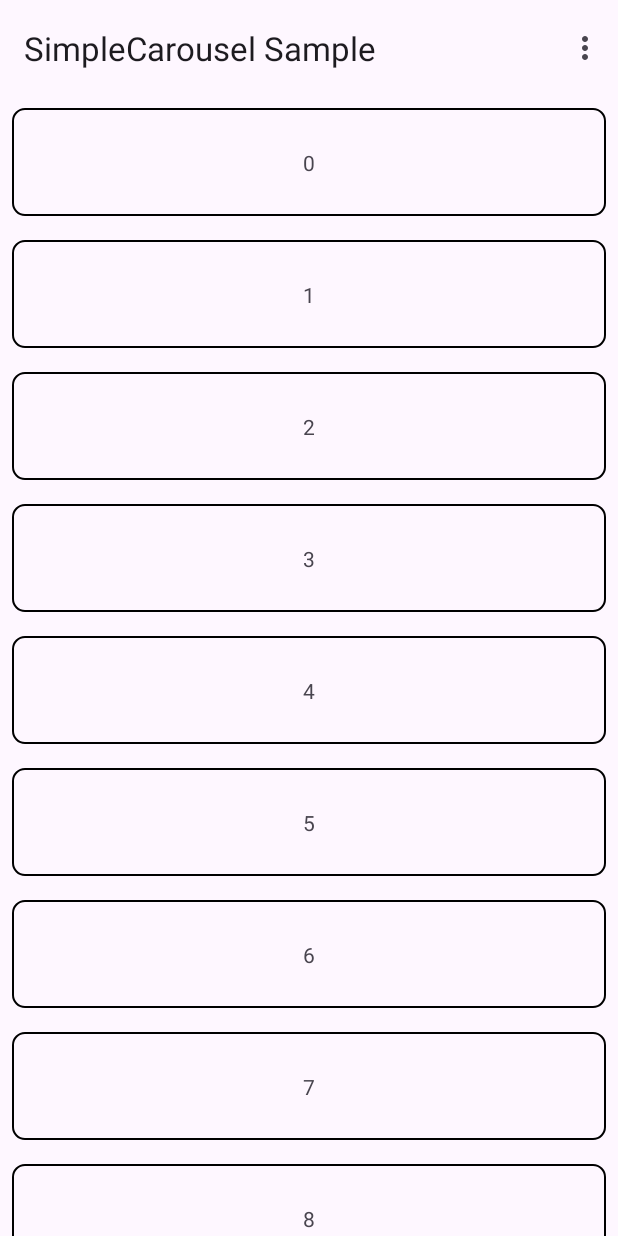
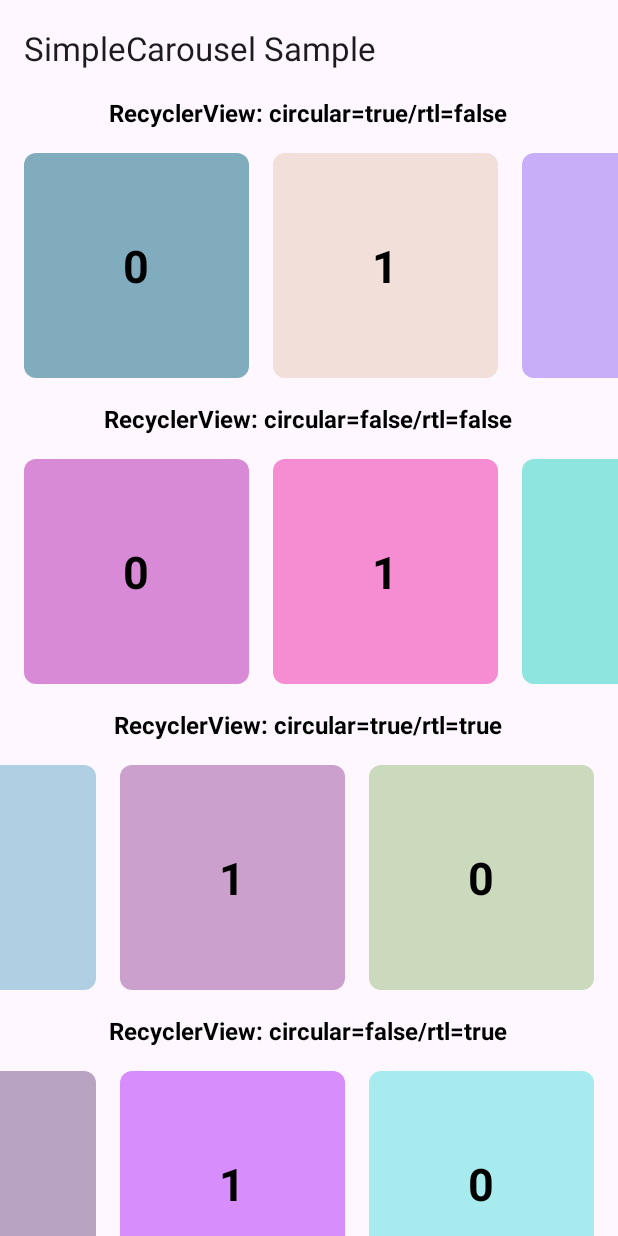
Before and after one commit to cheonjaeung/simplecarousel-android, an Android app: the screen it shows after launch (MainActivity), on a phone screen of 412 x 824 dp. Run offline under Robolectric (Android 15) with nearby library versions, the phone set to English and light mode, and no system bars.

Commit message:
Update sample

```diff
--- a/sample/build.gradle.kts
+++ b/sample/build.gradle.kts
@@ -37,6 +37,7 @@ android {
 
 dependencies {
     implementation(project(":simplecarousel"))
+    implementation(project(":simplecarousel-pager"))
 
     implementation(libs.androidx.core)
     implementation(libs.androidx.appcompat)
--- a/sample/src/main/java/com/cheonjaeung/simplecarousel/android/sample/MainActivity.kt
+++ b/sample/src/main/java/com/cheonjaeung/simplecarousel/android/sample/MainActivity.kt
@@ -1,75 +1,27 @@
 package com.cheonjaeung.simplecarousel.android.sample
 
+import android.graphics.Rect
 import android.os.Bundle
 import android.view.View
 import androidx.appcompat.app.AppCompatActivity
-import androidx.constraintlayout.widget.ConstraintLayout
+import androidx.recyclerview.widget.LinearLayoutManager
 import androidx.recyclerview.widget.RecyclerView
-import com.cheonjaeung.simplecarousel.android.CarouselLayoutManager
-import com.google.android.material.appbar.MaterialToolbar
 import kotlin.math.roundToInt
 
 class MainActivity : AppCompatActivity() {
-    private lateinit var mainLayout: ConstraintLayout
-    private lateinit var toolBar: MaterialToolbar
     private lateinit var recyclerView: RecyclerView
-    private lateinit var adapter: SampleCarouselAdapter
-    private lateinit var layoutManager: CarouselLayoutManager
 
     override fun onCreate(savedInstanceState: Bundle?) {
         super.onCreate(savedInstanceState)
         setContentView(R.layout.activity_main)
-        initViews()
-        initMenu()
-    }
-
-    private fun initViews() {
-        mainLayout = findViewById(R.id.main)
-
-        toolBar = findViewById(R.id.toolBar)
 
         recyclerView = findViewById(R.id.recyclerView)
-
-        adapter = SampleCarouselAdapter()
-        recyclerView.adapter = adapter
-
-        layoutManager = CarouselLayoutManager(RecyclerView.VERTICAL)
-        recyclerView.layoutManager = layoutManager
-
-        val itemSpacing = (8 * resources.displayMetrics.density).roundToInt()
-        recyclerView.addItemDecoration(SampleCarouselAdapter.SampleCarouselItemDecoration(itemSpacing))
-    }
-
-    private fun initMenu() {
-        toolBar.setOnMenuItemClickListener { menuItem ->
-            when (menuItem.itemId) {
-                R.id.orientationHorizontal -> {
-                    layoutManager.orientation = CarouselLayoutManager.HORIZONTAL
-                    true
-                }
-
-                R.id.orientataionVertical -> {
-                    layoutManager.orientation = CarouselLayoutManager.VERTICAL
-                    true
-                }
-
-                R.id.reverseLayout -> {
-                    layoutManager.reverseLayout = !layoutManager.reverseLayout
-                    true
-                }
-
-                R.id.layoutDirectionLtr -> {
-                    mainLayout.layoutDirection = View.LAYOUT_DIRECTION_LTR
-                    true
-                }
-
-                R.id.layoutDirectionRtl -> {
-                    mainLayout.layoutDirection = View.LAYOUT_DIRECTION_RTL
-                    true
-                }
-
-                else -> false
+        recyclerView.layoutManager = LinearLayoutManager(this, RecyclerView.VERTICAL, false)
+        recyclerView.adapter = SampleAdapter()
+        recyclerView.addItemDecoration(object : RecyclerView.ItemDecoration() {
+            override fun getItemOffsets(outRect: Rect, view: View, parent: RecyclerView, state: RecyclerView.State) {
+                outRect.bottom = (16 * resources.displayMetrics.density).roundToInt()
             }
-        }
+        })
     }
 }
--- /dev/null
+++ b/sample/src/main/java/com/cheonjaeung/simplecarousel/android/sample/RecyclerViewSampleViewHolder.kt
@@ -0,0 +1,97 @@
+package com.cheonjaeung.simplecarousel.android.sample
+
+import android.graphics.Color
+import android.graphics.Rect
+import android.graphics.drawable.GradientDrawable
+import android.view.LayoutInflater
+import android.view.View
+import android.view.ViewGroup
+import android.widget.FrameLayout
+import android.widget.TextView
+import androidx.annotation.ColorInt
+import androidx.recyclerview.widget.RecyclerView
+import com.cheonjaeung.simplecarousel.android.CarouselLayoutManager
+import kotlin.math.roundToInt
+import kotlin.random.Random
+
+class RecyclerViewSampleViewHolder(
+    view: View,
+    private val enableCircular: Boolean,
+    private val enableRtl: Boolean
+) : SampleAdapter.BaseViewHolder(view) {
+    private lateinit var recyclerView: RecyclerView
+    private lateinit var adapter: Adapter
+
+    override fun bind() {
+        val containerView = itemView.findViewById<FrameLayout>(R.id.container)
+        containerView.layoutDirection = if (enableRtl) {
+            View.LAYOUT_DIRECTION_RTL
+        } else {
+            View.LAYOUT_DIRECTION_LTR
+        }
+        recyclerView = itemView.findViewById(R.id.recyclerView)
+        recyclerView.layoutManager = CarouselLayoutManager(RecyclerView.HORIZONTAL, enableCircular)
+        adapter = Adapter()
+        recyclerView.adapter = adapter
+
+        if (recyclerView.itemDecorationCount == 0) {
+            recyclerView.addItemDecoration(object : RecyclerView.ItemDecoration() {
+                override fun getItemOffsets(
+                    outRect: Rect,
+                    view: View,
+                    parent: RecyclerView,
+                    state: RecyclerView.State
+                ) {
+                    val position = parent.getChildAdapterPosition(view)
+                    if (position != RecyclerView.NO_POSITION) {
+                        val spacing = (16 * itemView.context.resources.displayMetrics.density).roundToInt()
+                        if (enableCircular || position != adapter.itemCount - 1) {
+                            if (enableRtl) {
+                                outRect.left = spacing
+                            } else {
+                                outRect.right = spacing
+                            }
+                        }
+                    }
+                }
+            })
+        }
+    }
+
+    private class Adapter : RecyclerView.Adapter<ItemViewHolder>() {
+        override fun getItemCount(): Int = 10
+
+        override fun onCreateViewHolder(parent: ViewGroup, viewType: Int): ItemViewHolder {
+            val inflater = LayoutInflater.from(parent.context)
+            val view = inflater.inflate(R.layout.view_holder_recycler_view_sample_item, parent, false)
+            return ItemViewHolder(view)
+        }
+
+        override fun onBindViewHolder(holder: ItemViewHolder, position: Int) {
+            holder.bind(position.toString())
+        }
+    }
+
+    private class ItemViewHolder(view: View) : RecyclerView.ViewHolder(view) {
+        fun bind(text: String) {
+            val textView = itemView.findViewById<TextView>(R.id.text)
+            textView.text = text
+
+            val background = GradientDrawable()
+            background.setColor(randomColor())
+            background.shape = GradientDrawable.RECTANGLE
+            background.cornerRadius = 8 * itemView.context.resources.displayMetrics.density
+
+            val container = itemView.findViewById<FrameLayout>(R.id.container)
+            container.background = background
+        }
+
+        @ColorInt
+        private fun randomColor(): Int {
+            val r = Random.nextInt(128, 256)
+            val g = Random.nextInt(128, 256)
+            val b = Random.nextInt(128, 256)
+            return Color.rgb(r, g, b)
+        }
+    }
+}
--- /dev/null
+++ b/sample/src/main/java/com/cheonjaeung/simplecarousel/android/sample/SampleAdapter.kt
@@ -0,0 +1,99 @@
+package com.cheonjaeung.simplecarousel.android.sample
+
+import android.view.LayoutInflater
+import android.view.View
+import android.view.ViewGroup
+import androidx.recyclerview.widget.RecyclerView
+
+class SampleAdapter : RecyclerView.Adapter<SampleAdapter.BaseViewHolder>() {
+    override fun getItemCount(): Int = 16
+
+    override fun getItemViewType(position: Int): Int {
+        return position
+    }
+
+    override fun onCreateViewHolder(parent: ViewGroup, viewType: Int): BaseViewHolder {
+        val inflater = LayoutInflater.from(parent.context)
+        val view: View
+        return when (viewType) {
+            TYPE_RECYCLER_VIEW_CIRCULAR_TITLE,
+            TYPE_RECYCLER_VIEW_NON_CIRCULAR_TITLE,
+            TYPE_RECYCLER_VIEW_RTL_CIRCULAR_TITLE,
+            TYPE_RECYCLER_VIEW_RTL_NON_CIRCULAR_TITLE,
+            TYPE_PAGER_CIRCULAR_TITLE,
+            TYPE_PAGER_NON_CIRCULAR_TITLE,
+            TYPE_PAGER_RTL_CIRCULAR_TITLE,
+            TYPE_PAGER_RTL_NON_CIRCULAR_TITLE -> {
+                view = inflater.inflate(R.layout.view_holder_title, parent, false)
+                val title = when (viewType) {
+                    TYPE_RECYCLER_VIEW_CIRCULAR_TITLE -> "RecyclerView: circular=true/rtl=false"
+                    TYPE_RECYCLER_VIEW_NON_CIRCULAR_TITLE -> "RecyclerView: circular=false/rtl=false"
+                    TYPE_RECYCLER_VIEW_RTL_CIRCULAR_TITLE -> "RecyclerView: circular=true/rtl=true"
+                    TYPE_RECYCLER_VIEW_RTL_NON_CIRCULAR_TITLE -> "RecyclerView: circular=false/rtl=true"
+                    TYPE_PAGER_CIRCULAR_TITLE -> "CarouselPager: circular=true/rtl=false"
+                    TYPE_PAGER_NON_CIRCULAR_TITLE -> "CarouselPager: circular=false/rtl=false"
+                    TYPE_PAGER_RTL_CIRCULAR_TITLE -> "CarouselPager: circular=true/rtl=true"
+                    TYPE_PAGER_RTL_NON_CIRCULAR_TITLE -> "CarouselPager: circular=false/rtl=true"
+                    else -> throw IllegalStateException("Impossible")
+                }
+                TitleViewHolder(view, title)
+            }
+
+            TYPE_RECYCLER_VIEW_CIRCULAR,
+            TYPE_RECYCLER_VIEW_NON_CIRCULAR,
+            TYPE_RECYCLER_VIEW_RTL_CIRCULAR,
+            TYPE_RECYCLER_VIEW_RTL_NON_CIRCULAR -> {
+                view = inflater.inflate(R.layout.view_holder_recycler_view_sample, parent, false)
+                val circular = viewType == TYPE_RECYCLER_VIEW_CIRCULAR || viewType == TYPE_RECYCLER_VIEW_RTL_CIRCULAR
+                val rtl = viewType == TYPE_RECYCLER_VIEW_RTL_CIRCULAR || viewType == TYPE_RECYCLER_VIEW_RTL_NON_CIRCULAR
+                RecyclerViewSampleViewHolder(view, circular, rtl)
+            }
+
+            TYPE_PAGER_CIRCULAR,
+            TYPE_PAGER_NON_CIRCULAR,
+            TYPE_PAGER_RTL_CIRCULAR,
+            TYPE_PAGER_RTL_NON_CIRCULAR -> {
+                view = inflater.inflate(R.layout.view_holder_pager_sample, parent, false)
+                val circular = viewType == TYPE_PAGER_CIRCULAR || viewType == TYPE_PAGER_RTL_CIRCULAR
+                val rtl = viewType == TYPE_PAGER_RTL_CIRCULAR || viewType == TYPE_PAGER_RTL_NON_CIRCULAR
+                PagerSampleViewHolder(view, circular, rtl)
+            }
+
+            else -> throw IllegalArgumentException("viewType is not defined: $viewType")
+        }
+    }
+
+    override fun onBindViewHolder(holder: BaseViewHolder, position: Int) {
+        holder.bind()
+    }
+
+    companion object {
+        private const val TYPE_RECYCLER_VIEW_CIRCULAR_TITLE = 0
+        private const val TYPE_RECYCLER_VIEW_CIRCULAR = 1
+
+        private const val TYPE_RECYCLER_VIEW_NON_CIRCULAR_TITLE = 2
+        private const val TYPE_RECYCLER_VIEW_NON_CIRCULAR = 3
+
+        private const val TYPE_RECYCLER_VIEW_RTL_CIRCULAR_TITLE = 4
+        private const val TYPE_RECYCLER_VIEW_RTL_CIRCULAR = 5
+
+        private const val TYPE_RECYCLER_VIEW_RTL_NON_CIRCULAR_TITLE = 6
+        private const val TYPE_RECYCLER_VIEW_RTL_NON_CIRCULAR = 7
+
+        private const val TYPE_PAGER_CIRCULAR_TITLE = 8
+        private const val TYPE_PAGER_CIRCULAR = 9
+
+        private const val TYPE_PAGER_NON_CIRCULAR_TITLE = 10
+        private const val TYPE_PAGER_NON_CIRCULAR = 11
+
+        private const val TYPE_PAGER_RTL_CIRCULAR_TITLE = 12
+        private const val TYPE_PAGER_RTL_CIRCULAR = 13
+
+        private const val TYPE_PAGER_RTL_NON_CIRCULAR_TITLE = 14
+        private const val TYPE_PAGER_RTL_NON_CIRCULAR = 15
+    }
+
+    abstract class BaseViewHolder(view: View) : RecyclerView.ViewHolder(view) {
+        abstract fun bind()
+    }
+}
--- a/sample/src/main/java/com/cheonjaeung/simplecarousel/android/sample/SampleCarouselAdapter.kt
+++ /dev/null
@@ -1,41 +0,0 @@
-package com.cheonjaeung.simplecarousel.android.sample
-
-import android.graphics.Rect
-import android.view.LayoutInflater
-import android.view.View
-import android.view.ViewGroup
-import android.widget.TextView
-import androidx.recyclerview.widget.RecyclerView
-
-class SampleCarouselAdapter : RecyclerView.Adapter<SampleCarouselAdapter.SampleCarouselViewHolder>() {
-
-    private val items: List<Int> = (0..199).toList()
-
-    override fun getItemCount(): Int = items.size
-
-    override fun onCreateViewHolder(parent: ViewGroup, viewType: Int): SampleCarouselViewHolder {
-        val inflater = LayoutInflater.from(parent.context)
-        val view = inflater.inflate(R.layout.view_holder_item, parent, false)
-        return SampleCarouselViewHolder(view)
-    }
-
-    override fun onBindViewHolder(holder: SampleCarouselViewHolder, position: Int) {
-        if (position != RecyclerView.NO_POSITION) {
-            holder.bind(items[position])
-        }
-    }
-
-    class SampleCarouselViewHolder(view: View) : RecyclerView.ViewHolder(view) {
-        fun bind(text: Int) {
-            val textView = itemView.findViewById<TextView>(R.id.text)
-            textView.text = text.toString()
-        }
-    }
-
-    class SampleCarouselItemDecoration(private val spacing: Int) : RecyclerView.ItemDecoration() {
-        override fun getItemOffsets(outRect: Rect, view: View, parent: RecyclerView, state: RecyclerView.State) {
-            super.getItemOffsets(outRect, view, parent, state)
-            outRect.set(spacing, spacing, spacing, spacing)
-        }
-    }
-}
--- /dev/null
+++ b/sample/src/main/java/com/cheonjaeung/simplecarousel/android/sample/TitleViewHolder.kt
@@ -0,0 +1,11 @@
+package com.cheonjaeung.simplecarousel.android.sample
+
+import android.view.View
+import android.widget.TextView
+
+class TitleViewHolder(view: View, private val title: String) : SampleAdapter.BaseViewHolder(view) {
+    override fun bind() {
+        val textView = itemView.findViewById<TextView>(R.id.title)
+        textView.text = title
+    }
+}
--- a/sample/src/main/res/layout/activity_main.xml
+++ b/sample/src/main/res/layout/activity_main.xml
@@ -12,7 +12,6 @@
         android:layout_width="match_parent"
         android:layout_height="wrap_content"
         app:title="@string/app_name"
-        app:menu="@menu/toolbar_main"
         app:layout_constraintTop_toTopOf="parent" />
 
     <androidx.recyclerview.widget.RecyclerView
@@ -21,5 +20,4 @@
         android:layout_height="0dp"
         app:layout_constraintTop_toBottomOf="@+id/toolBar"
         app:layout_constraintBottom_toBottomOf="parent" />
-
 </androidx.constraintlayout.widget.ConstraintLayout>
--- a/sample/src/main/res/layout/view_holder_item.xml
+++ /dev/null
@@ -1,19 +0,0 @@
-<?xml version="1.0" encoding="utf-8"?>
-<androidx.constraintlayout.widget.ConstraintLayout xmlns:android="http://schemas.android.com/apk/res/android"
-    xmlns:app="http://schemas.android.com/apk/res-auto"
-    xmlns:tools="http://schemas.android.com/tools"
-    android:layout_width="match_parent"
-    android:layout_height="72dp"
-    android:layout_gravity="center"
-    android:background="@drawable/background_view_holder_item">
-
-    <TextView
-        android:id="@+id/text"
-        android:layout_width="wrap_content"
-        android:layout_height="wrap_content"
-        app:layout_constraintTop_toTopOf="parent"
-        app:layout_constraintBottom_toBottomOf="parent"
-        app:layout_constraintStart_toStartOf="parent"
-        app:layout_constraintEnd_toEndOf="parent"
-        tools:text="Sample" />
-</androidx.constraintlayout.widget.ConstraintLayout>
--- /dev/null
+++ b/sample/src/main/res/layout/view_holder_recycler_view_sample.xml
@@ -0,0 +1,14 @@
+<?xml version="1.0" encoding="utf-8"?>
+<FrameLayout
+    xmlns:android="http://schemas.android.com/apk/res/android"
+    android:id="@+id/container"
+    android:layout_width="match_parent"
+    android:layout_height="wrap_content">
+
+    <androidx.recyclerview.widget.RecyclerView
+        android:id="@+id/recyclerView"
+        android:layout_width="match_parent"
+        android:layout_height="match_parent"
+        android:paddingHorizontal="16dp"
+        android:clipToPadding="false" />
+</FrameLayout>
--- /dev/null
+++ b/sample/src/main/res/layout/view_holder_recycler_view_sample_item.xml
@@ -0,0 +1,16 @@
+<?xml version="1.0" encoding="utf-8"?>
+<FrameLayout
+    xmlns:android="http://schemas.android.com/apk/res/android"
+    android:id="@+id/container"
+    android:layout_width="wrap_content"
+    android:layout_height="wrap_content">
+
+    <TextView
+        android:id="@+id/text"
+        android:gravity="center"
+        android:textColor="@color/black"
+        android:textStyle="bold"
+        android:textSize="30sp"
+        android:layout_width="150dp"
+        android:layout_height="150dp" />
+</FrameLayout>
--- /dev/null
+++ b/sample/src/main/res/layout/view_holder_title.xml
@@ -0,0 +1,18 @@
+<?xml version="1.0" encoding="utf-8"?>
+<FrameLayout
+    xmlns:android="http://schemas.android.com/apk/res/android"
+    xmlns:tools="http://schemas.android.com/tools"
+    android:layout_width="match_parent"
+    android:layout_height="wrap_content"
+    android:paddingHorizontal="16dp">
+
+    <TextView
+        android:id="@+id/title"
+        android:layout_width="wrap_content"
+        android:layout_height="wrap_content"
+        android:layout_gravity="center_horizontal"
+        android:textColor="@color/black"
+        android:textSize="16sp"
+        android:textStyle="bold"
+        tools:text="Title" />
+</FrameLayout>
--- a/sample/src/main/res/menu/toolbar_main.xml
+++ /dev/null
@@ -1,34 +0,0 @@
-<?xml version="1.0" encoding="utf-8"?>
-<menu xmlns:android="http://schemas.android.com/apk/res/android"
-    xmlns:app="http://schemas.android.com/apk/res-auto">
-
-    <item
-        android:id="@+id/orientationHorizontal"
-        android:title="@string/orientation_horizontal"
-        android:contentDescription="@string/orientation_horizontal"
-        app:showAsAction="never" />
-
-    <item
-        android:id="@+id/orientataionVertical"
-        android:title="@string/orientation_vertical"
-        android:contentDescription="@string/orientation_vertical"
-        app:showAsAction="never" />
-
-    <item
-        android:id="@+id/reverseLayout"
-        android:title="@string/reverse_layout"
-        android:contentDescription="@string/reverse_layout"
-        app:showAsAction="never" />
-
-    <item
-        android:id="@+id/layoutDirectionLtr"
-        android:title="@string/layout_direction_ltr"
-        android:contentDescription="@string/layout_direction_ltr"
-        app:showAsAction="never" />
-
-    <item
-        android:id="@+id/layoutDirectionRtl"
-        android:title="@string/layout_direction_rtl"
-        android:contentDescription="@string/layout_direction_rtl"
-        app:showAsAction="never" />
-</menu>
```
Also changed, not shown: sample/src/main/java/com/cheonjaeung/simplecarousel/android/sample/PagerSampleViewHolder.kt (added, +100 -0 lines), sample/src/main/res/layout/view_holder_pager_sample.xml (added, +12 -0 lines), sample/src/main/res/layout/view_holder_pager_sample_item.xml (added, +16 -0 lines).
